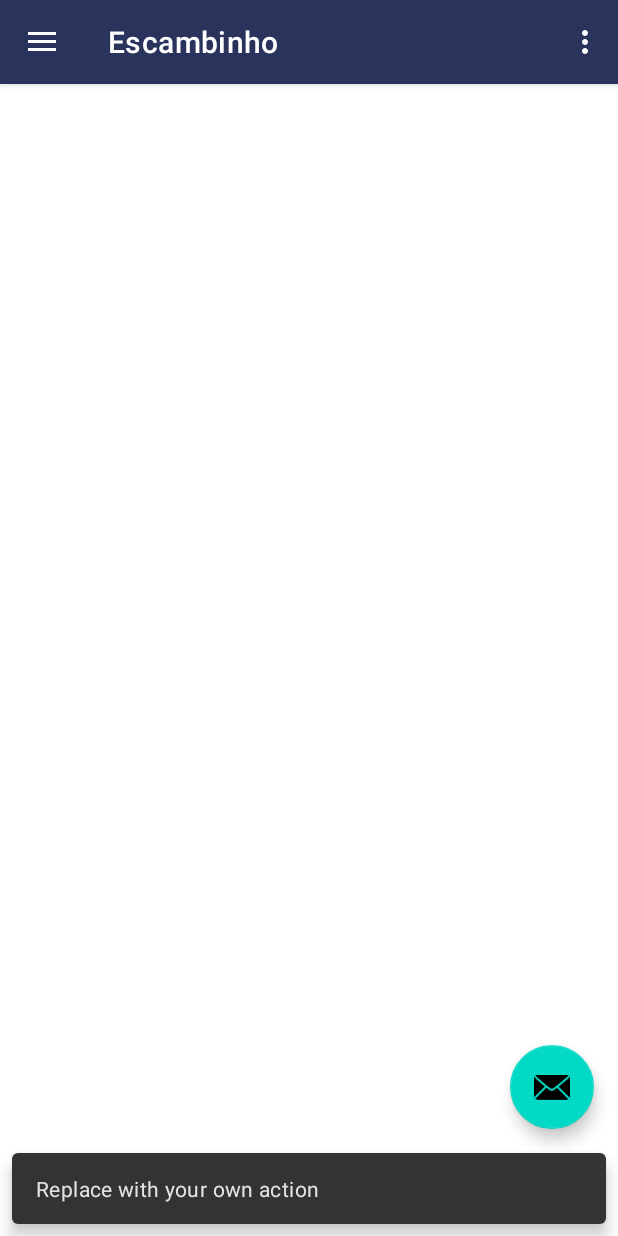
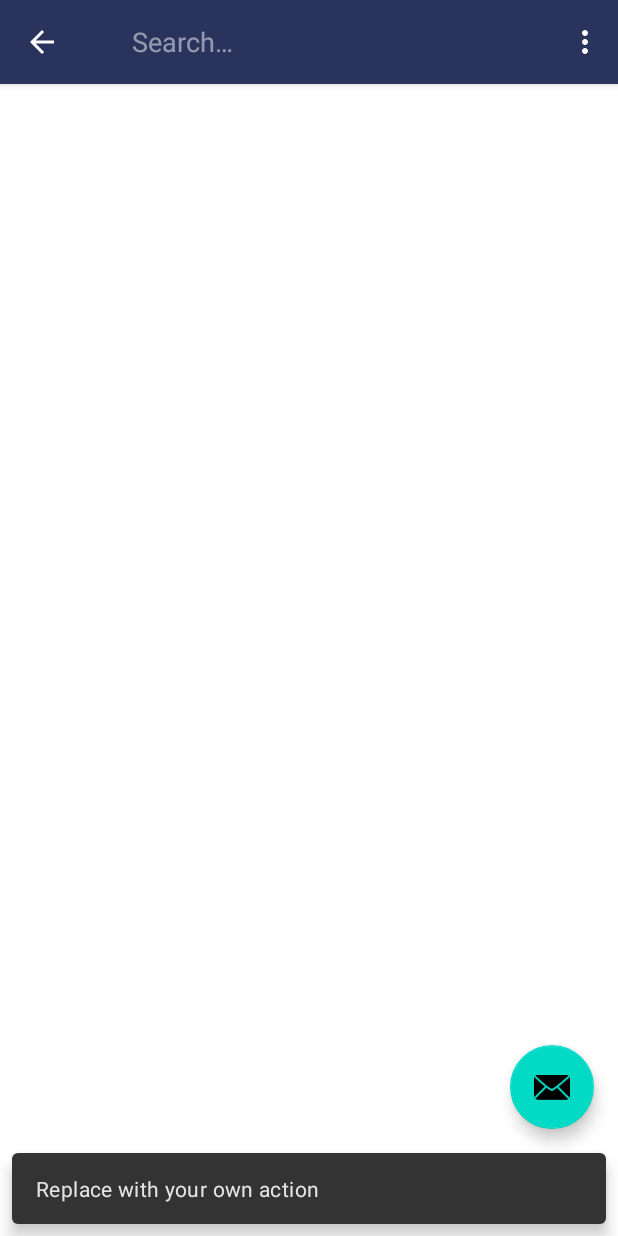
Before and after one commit to caldasluan/Escambinho, an Android app: the screen it shows after launch (MainActivity), after a tap on an icon or button, on a phone screen of 412 x 824 dp. Run offline under Robolectric (Android 15) with nearby library versions, the phone set to English and light mode, and no system bars; Roboto replaces fonts that are not available here; 1 other tap on this screen came first.

Commit message:
Adicionar botão de pesquisa

```diff
--- a/app/src/main/AndroidManifest.xml
+++ b/app/src/main/AndroidManifest.xml
@@ -14,10 +14,14 @@
             android:name=".MainActivity"
             android:theme="@style/AppTheme.SplashScreen">
             <intent-filter>
+                <action android:name="android.intent.action.SEARCH" />
                 <action android:name="android.intent.action.MAIN" />
 
                 <category android:name="android.intent.category.LAUNCHER" />
             </intent-filter>
+            <meta-data
+                android:name="android.app.searchable"
+                android:resource="@xml/searchable" />
         </activity>
 
         <meta-data
--- a/app/src/main/java/com/unb/devapp/escambinho/MainActivity.java
+++ b/app/src/main/java/com/unb/devapp/escambinho/MainActivity.java
@@ -2,10 +2,13 @@ package com.unb.devapp.escambinho;
 
 import androidx.appcompat.app.ActionBarDrawerToggle;
 import androidx.appcompat.app.AppCompatActivity;
+import androidx.appcompat.widget.SearchView;
 import androidx.appcompat.widget.Toolbar;
 import androidx.core.view.GravityCompat;
 import androidx.drawerlayout.widget.DrawerLayout;
 
+import android.app.SearchManager;
+import android.content.Context;
 import android.content.Intent;
 import android.os.Bundle;
 import android.view.Menu;
@@ -17,7 +20,9 @@ import com.google.android.material.navigation.NavigationView;
 import com.google.android.material.snackbar.Snackbar;
 
 public class MainActivity extends AppCompatActivity
-        implements NavigationView.OnNavigationItemSelectedListener {
+        implements NavigationView.OnNavigationItemSelectedListener, SearchView.OnQueryTextListener {
+
+    FloatingActionButton fab;
 
     @Override
     protected void onCreate(Bundle savedInstanceState) {
@@ -27,7 +32,7 @@ public class MainActivity extends AppCompatActivity
 
         Toolbar toolbar = findViewById(R.id.toolbar);
         setSupportActionBar(toolbar);
-        FloatingActionButton fab = findViewById(R.id.fab);
+        fab = findViewById(R.id.fab);
         fab.setOnClickListener(new View.OnClickListener() {
             @Override
             public void onClick(View view) {
@@ -58,6 +63,11 @@ public class MainActivity extends AppCompatActivity
     public boolean onCreateOptionsMenu(Menu menu) {
         // Inflate the menu; this adds items to the action bar if it is present.
         getMenuInflater().inflate(R.menu.main, menu);
+
+        // Get the SearchView and set the searchable configuration
+        SearchView searchView = (SearchView) menu.findItem(R.id.action_search).getActionView();
+        searchView.setOnQueryTextListener(this);
+        searchView.setIconifiedByDefault(true);
         return true;
     }
 
@@ -100,4 +110,16 @@ public class MainActivity extends AppCompatActivity
         drawer.closeDrawer(GravityCompat.START);
         return true;
     }
+
+    @Override
+    public boolean onQueryTextSubmit(String query) {
+        Snackbar.make(fab, query, Snackbar.LENGTH_LONG)
+                .setAction("Action", null).show();
+        return false;
+    }
+
+    @Override
+    public boolean onQueryTextChange(String newText) {
+        return false;
+    }
 }
--- /dev/null
+++ b/app/src/main/res/drawable/ic_search_white.xml
@@ -0,0 +1,5 @@
+<vector android:height="24dp" android:tint="#FFFFFF"
+    android:viewportHeight="24.0" android:viewportWidth="24.0"
+    android:width="24dp" xmlns:android="http://schemas.android.com/apk/res/android">
+    <path android:fillColor="#FF000000" android:pathData="M15.5,14h-0.79l-0.28,-0.27C15.41,12.59 16,11.11 16,9.5 16,5.91 13.09,3 9.5,3S3,5.91 3,9.5 5.91,16 9.5,16c1.61,0 3.09,-0.59 4.23,-1.57l0.27,0.28v0.79l5,4.99L20.49,19l-4.99,-5zM9.5,14C7.01,14 5,11.99 5,9.5S7.01,5 9.5,5 14,7.01 14,9.5 11.99,14 9.5,14z"/>
+</vector>
--- a/app/src/main/res/menu/main.xml
+++ b/app/src/main/res/menu/main.xml
@@ -1,6 +1,12 @@
 <?xml version="1.0" encoding="utf-8"?>
 <menu xmlns:android="http://schemas.android.com/apk/res/android"
     xmlns:app="http://schemas.android.com/apk/res-auto">
+    <item
+        android:id="@+id/action_search"
+        android:icon="@drawable/ic_search_white"
+        android:title="@string/pesquisar_produto"
+        app:actionViewClass="androidx.appcompat.widget.SearchView"
+        app:showAsAction="always|collapseActionView" />
     <item
         android:id="@+id/action_settings"
         android:orderInCategory="100"
--- a/app/src/main/res/values/strings.xml
+++ b/app/src/main/res/values/strings.xml
@@ -5,7 +5,7 @@
     <string name="email">Email</string>
     <string name="senha">Senha</string>
     <string name="login">Login</string>
-    <string name="title_activity_main2">Main2Activity</string>
+    <string name="pesquisar_produto">Pesquisar produto</string>
     <string name="navigation_drawer_open">Open navigation drawer</string>
     <string name="navigation_drawer_close">Close navigation drawer</string>
     <string name="nav_header_title">Android Studio</string>
--- /dev/null
+++ b/app/src/main/res/xml/searchable.xml
@@ -0,0 +1,4 @@
+<?xml version="1.0" encoding="utf-8"?>
+<searchable xmlns:android="http://schemas.android.com/apk/res/android"
+    android:hint="@string/pesquisar_produto"
+    android:label="@string/app_name" />
```
